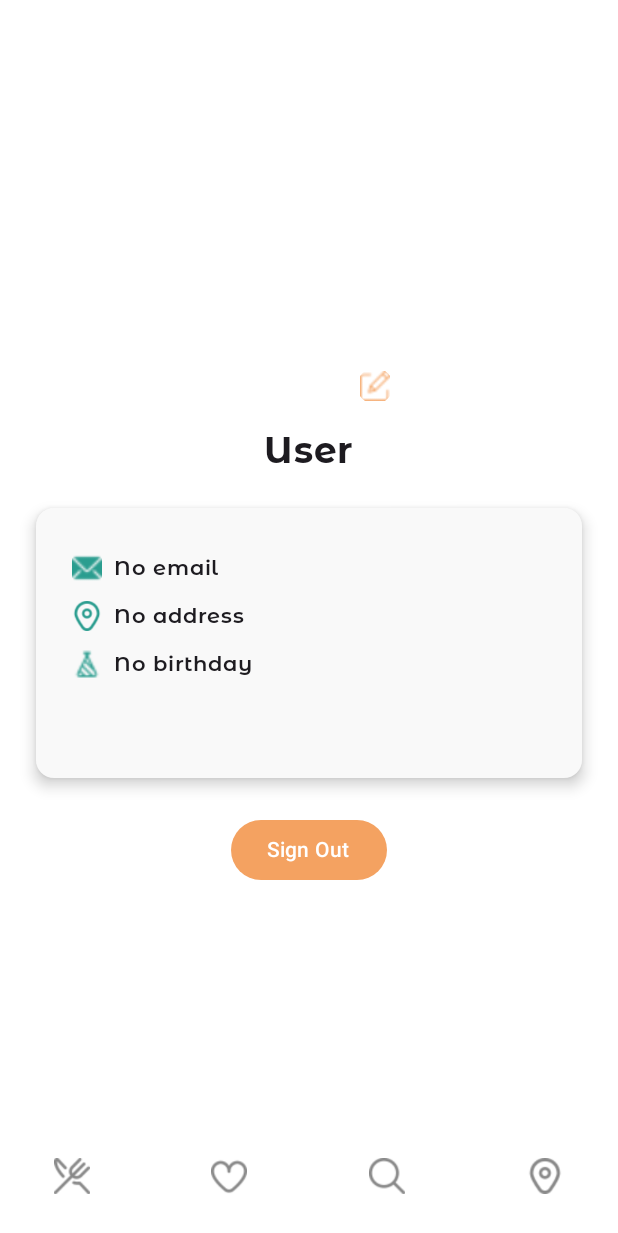
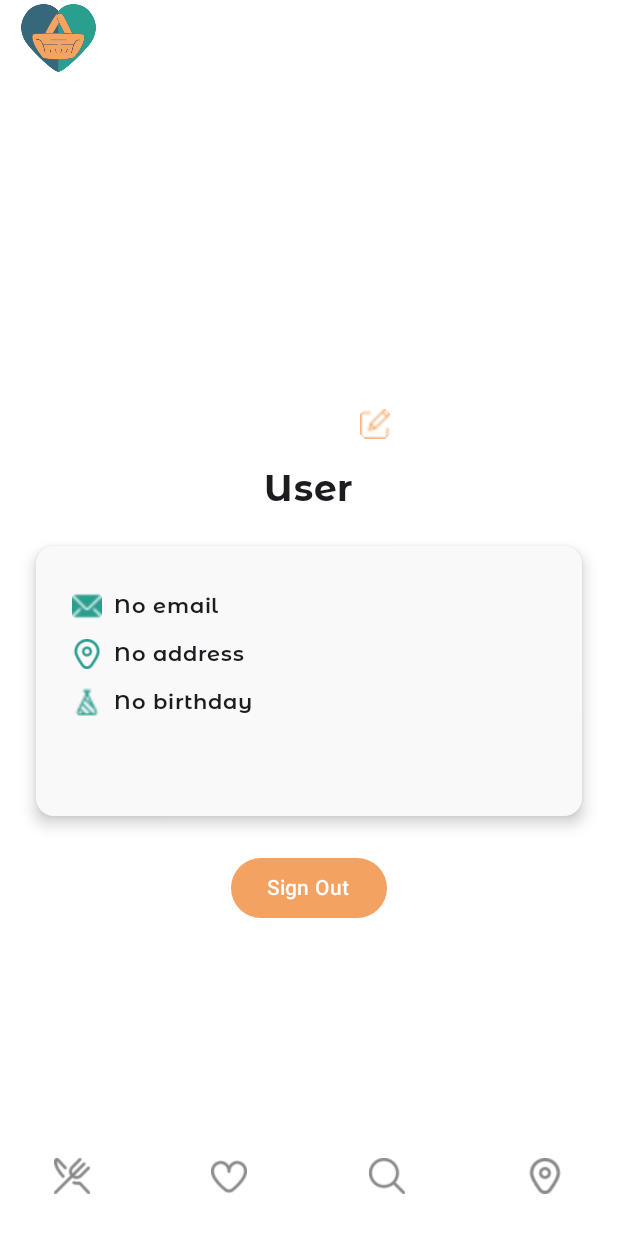
Before and after one commit to Grupo43Moviles20251/Kotlin, an Android app built with Jetpack Compose: the ProfileScreen screen opened through its navigation route, on a phone screen of 412 x 824 dp. Shown: the top 1233 px of the screen. Run offline under Robolectric (Android 15) with nearby library versions, the phone set to English and light mode, and no system bars; our stand-ins replace Dagger/Hilt's generated code, Firebase (no records; nobody signed in at launch, a user with empty details on screens opened directly); pictures from the network do not load; Roboto replaces fonts that are not available here.

Commit message:
profile completo

```diff
--- a/app/src/main/kotlin/com/moviles2025/freshlink43/ui/navigation/Header.kt
+++ b/app/src/main/kotlin/com/moviles2025/freshlink43/ui/navigation/Header.kt
@@ -11,12 +11,12 @@ import androidx.compose.ui.unit.dp
 import com.moviles2025.freshlink43.R
 
 @Composable
-fun Header(onNavigateToProfile: () -> Unit) {
+fun Header(onNavigateToProfile: (() -> Unit)? = null) {
     Row(
         modifier = Modifier
             .fillMaxWidth()
-            .windowInsetsPadding(WindowInsets.statusBars) // Ajusta el header al tamaño de la barra de estado
-            .padding(horizontal = 14.dp, vertical = 0.dp), // Ajusta padding pero sin empujar de más
+            .windowInsetsPadding(WindowInsets.statusBars)
+            .padding(horizontal = 14.dp, vertical = 0.dp),
         horizontalArrangement = Arrangement.SpaceBetween,
         verticalAlignment = Alignment.CenterVertically
     ) {
@@ -25,12 +25,16 @@ fun Header(onNavigateToProfile: () -> Unit) {
             contentDescription = "App Logo",
             modifier = Modifier.size(50.dp)
         )
-        IconButton(onClick = { onNavigateToProfile() }) {
-            Image(
-                painter = painterResource(id = R.drawable.profileicon),
-                contentDescription = "Profile Icon",
-                modifier = Modifier.size(40.dp)
-            )
+
+        // Solo muestra el icono si se proporciona la función
+        onNavigateToProfile?.let {
+            IconButton(onClick = it) {
+                Image(
+                    painter = painterResource(id = R.drawable.profileicon),
+                    contentDescription = "Profile Icon",
+                    modifier = Modifier.size(40.dp)
+                )
+            }
         }
     }
 }
--- a/app/src/main/kotlin/com/moviles2025/freshlink43/ui/profile/ProfileScreen.kt
+++ b/app/src/main/kotlin/com/moviles2025/freshlink43/ui/profile/ProfileScreen.kt
@@ -33,6 +33,7 @@ import android.net.Uri
 import android.widget.Toast
 import androidx.compose.foundation.background
 import com.moviles2025.freshlink43.ui.navigation.BottomNavManager
+import com.moviles2025.freshlink43.ui.navigation.Header
 
 @Composable
 fun ProfileScreen(navController: NavController, viewModel: ProfileViewModel) {
@@ -52,6 +53,7 @@ fun ProfileScreen(navController: NavController, viewModel: ProfileViewModel) {
         }
     }
     Scaffold(
+        topBar = { Header()},
         bottomBar = {
             BottomNavManager(
                 navController = navController,
```
